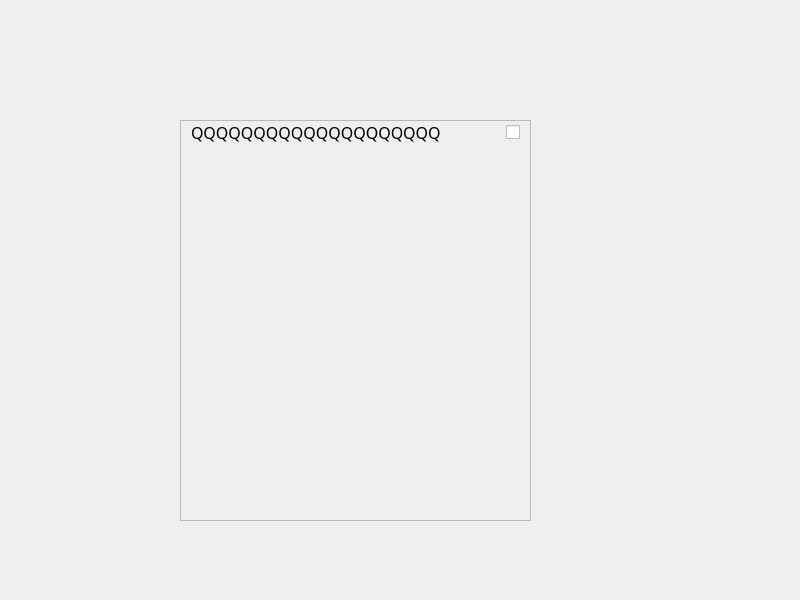
Qt form testWindows.ui (Reinering/OLT_Client) before a commit.
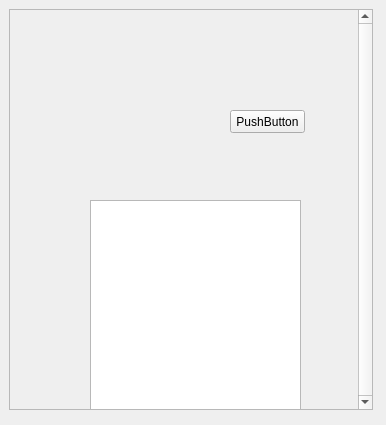
The same form after that commit.

Commit message: scrollArea add ONUinfo

```diff
--- a/testWindows.ui
+++ b/testWindows.ui
@@ -6,8 +6,8 @@
    <rect>
     <x>0</x>
     <y>0</y>
-    <width>800</width>
-    <height>600</height>
+    <width>386</width>
+    <height>425</height>
    </rect>
   </property>
   <property name="windowTitle">
@@ -17,12 +17,24 @@
    <widget class="QScrollArea" name="scrollArea">
     <property name="geometry">
      <rect>
-      <x>180</x>
-      <y>120</y>
-      <width>351</width>
+      <x>9</x>
+      <y>9</y>
+      <width>364</width>
       <height>401</height>
      </rect>
     </property>
+    <property name="minimumSize">
+     <size>
+      <width>351</width>
+      <height>401</height>
+     </size>
+    </property>
+    <property name="verticalScrollBarPolicy">
+     <enum>Qt::ScrollBarAlwaysOn</enum>
+    </property>
+    <property name="horizontalScrollBarPolicy">
+     <enum>Qt::ScrollBarAlwaysOff</enum>
+    </property>
     <property name="widgetResizable">
      <bool>true</bool>
     </property>
@@ -31,71 +43,32 @@
       <rect>
        <x>0</x>
        <y>0</y>
-       <width>349</width>
+       <width>345</width>
        <height>399</height>
       </rect>
      </property>
-     <widget class="QWidget" name="">
+     <widget class="QPushButton" name="pushButton">
       <property name="geometry">
        <rect>
-        <x>10</x>
-        <y>0</y>
-        <width>329</width>
-        <height>391</height>
+        <x>220</x>
+        <y>100</y>
+        <width>75</width>
+        <height>23</height>
        </rect>
       </property>
-      <layout class="QVBoxLayout" name="verticalLayout_onu">
-       <item>
-        <layout class="QHBoxLayout" name="horizontalLayout_onu_1">
-         <item>
-          <widget class="QLabel" name="label_onu_1">
-           <property name="font">
-            <font>
-             <family>微软雅黑</family>
-             <pointsize>12</pointsize>
-            </font>
-           </property>
-           <property name="text">
-            <string>QQQQQQQQQQQQQQQQQQQQ</string>
-           </property>
-          </widget>
-         </item>
-         <item>
-          <spacer name="horizontalSpacer_onu_1">
-           <property name="orientation">
-            <enum>Qt::Horizontal</enum>
-           </property>
-           <property name="sizeHint" stdset="0">
-            <size>
-             <width>40</width>
-             <height>20</height>
-            </size>
-           </property>
-          </spacer>
-         </item>
-         <item>
-          <widget class="QCheckBox" name="checkBox_onu_1">
-           <property name="text">
-            <string/>
-           </property>
-          </widget>
-         </item>
-        </layout>
-       </item>
-       <item>
-        <spacer name="verticalSpacer">
-         <property name="orientation">
-          <enum>Qt::Vertical</enum>
-         </property>
-         <property name="sizeHint" stdset="0">
-          <size>
-           <width>20</width>
-           <height>40</height>
-          </size>
-         </property>
-        </spacer>
-       </item>
-      </layout>
+      <property name="text">
+       <string>PushButton</string>
+      </property>
+     </widget>
+     <widget class="QTextEdit" name="textEdit">
+      <property name="geometry">
+       <rect>
+        <x>80</x>
+        <y>190</y>
+        <width>211</width>
+        <height>331</height>
+       </rect>
+      </property>
      </widget>
     </widget>
    </widget>
```
The commit also changes 11 other files.
